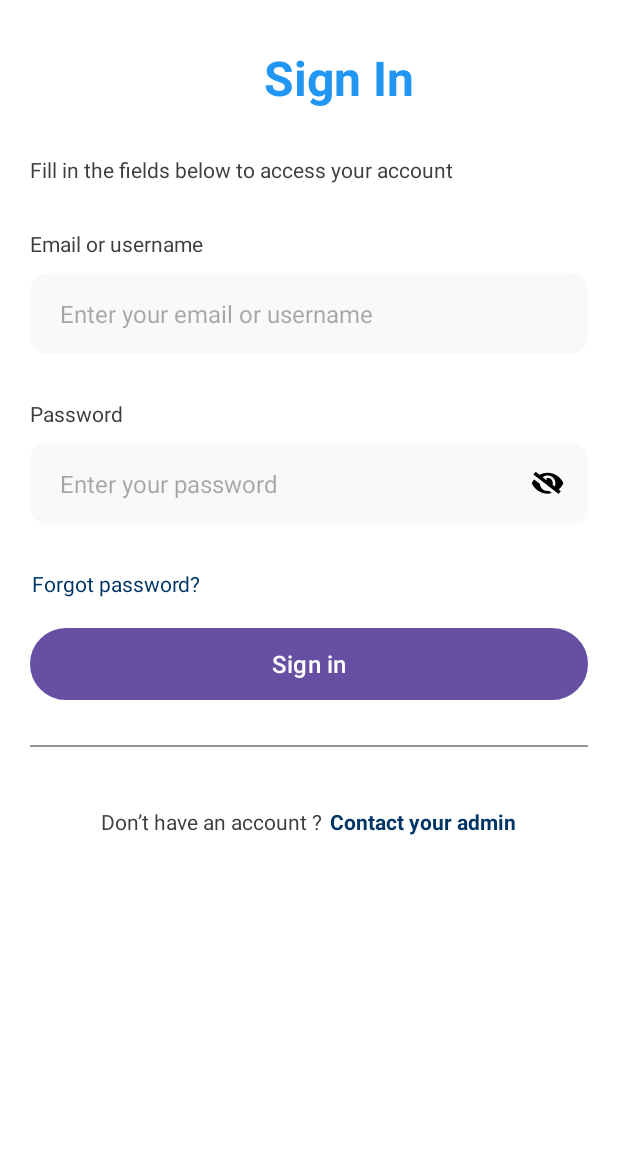
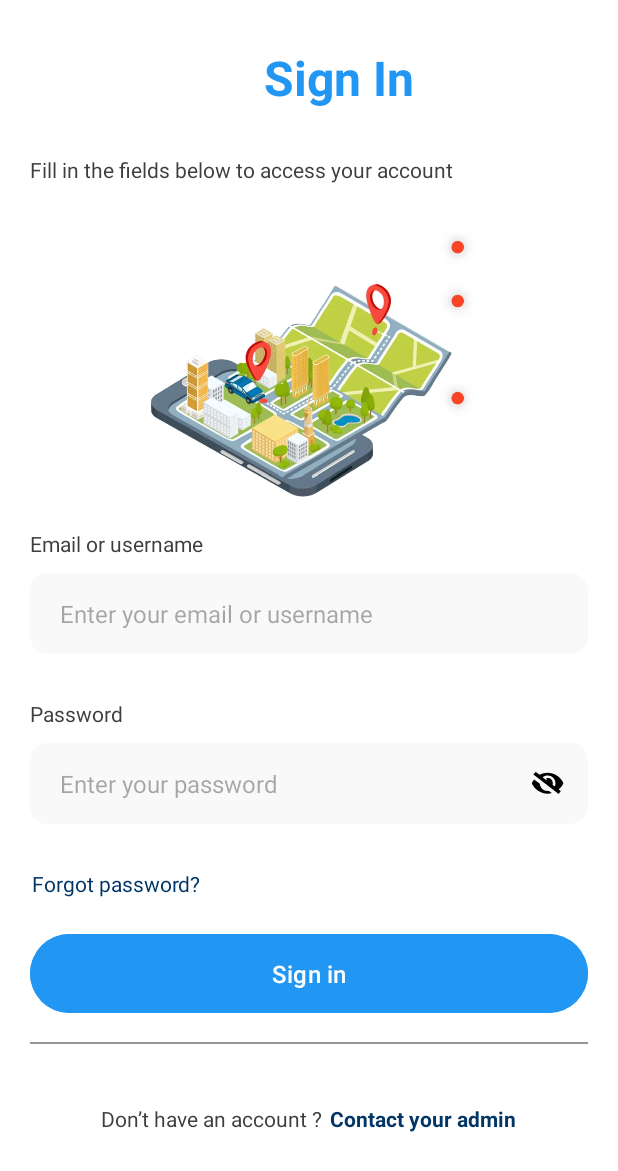
Before and after one commit to Yaser-Yjj/Pointage, an Android app: the screen it shows after launch (SignInActivity), on a phone screen of 412 x 824 dp. Shown: the top 1171 px of the screen. Run offline under Robolectric (Android 15) with nearby library versions, the phone set to English and light mode, and no system bars.

Commit message:
Style : update ui of login and home page

```diff
--- a/app/src/main/res/layout/activity_sign_in.xml
+++ b/app/src/main/res/layout/activity_sign_in.xml
@@ -32,6 +32,7 @@
                 <TextView
                     android:id="@+id/titleText"
                     style="@style/TitleTextStyle"
+                    android:textColor="@color/geofence_stroke"
                     android:text="@string/sign_in_title" />
             </LinearLayout>
 
@@ -41,6 +42,11 @@
                 android:layout_marginStart="20dp"
                 android:layout_marginBottom="30dp"
                 android:text="@string/sign_in_description" />
+
+            <ImageView
+                android:layout_width="wrap_content"
+                android:layout_height="200dp"
+                android:src="@drawable/login_image" />
 
 
             <!-- Email or Username Input -->
@@ -123,10 +129,20 @@
             </LinearLayout>
 
             <!-- Sign In Button -->
-            <Button
+            <com.google.android.material.button.MaterialButton
                 android:id="@+id/signInButton"
-                style="@style/PrimaryButtonStyle"
-                android:text="@string/sign_in_button_text" />
+                android:layout_width="match_parent"
+                android:layout_height="wrap_content"
+                android:text="@string/sign_in_button_text"
+                android:textSize="16sp"
+                android:textColor="@android:color/white"
+                android:backgroundTint="@color/geofence_stroke"
+                app:cornerRadius="50dp"
+                android:layout_marginHorizontal="20dp"
+                android:paddingVertical="15dp"
+                app:iconGravity="textStart"
+                android:layout_marginBottom="15dp"
+                app:strokeWidth="0dp"/>
 
             <!-- Connect With Separator -->
             <LinearLayout
--- a/app/src/main/res/values/themes.xml
+++ b/app/src/main/res/values/themes.xml
@@ -2,7 +2,7 @@
     <!-- Base application theme. -->
     <style name="Base.Theme.Pointage" parent="Theme.Material3.DayNight.NoActionBar">
         <!-- Customize your light theme here. -->
-        <!-- <item name="colorPrimary">@color/my_light_primary</item> -->
+        <item name="colorPrimary">@color/geofence_stroke</item>
     </style>
 
     <style name="Theme.Pointage" parent="Base.Theme.Pointage" />
```
Also changed, not shown: app/src/main/res/drawable/ic_constraint.xml (added, +10 -0 lines), app/src/main/res/drawable/ic_pv.xml (added, +14 -0 lines), app/src/main/res/drawable/ic_report.xml (added, +18 -0 lines), app/src/main/res/layout/activity_main.xml (+33 -20 lines), app/src/main/res/drawable/login_image.png (added).
